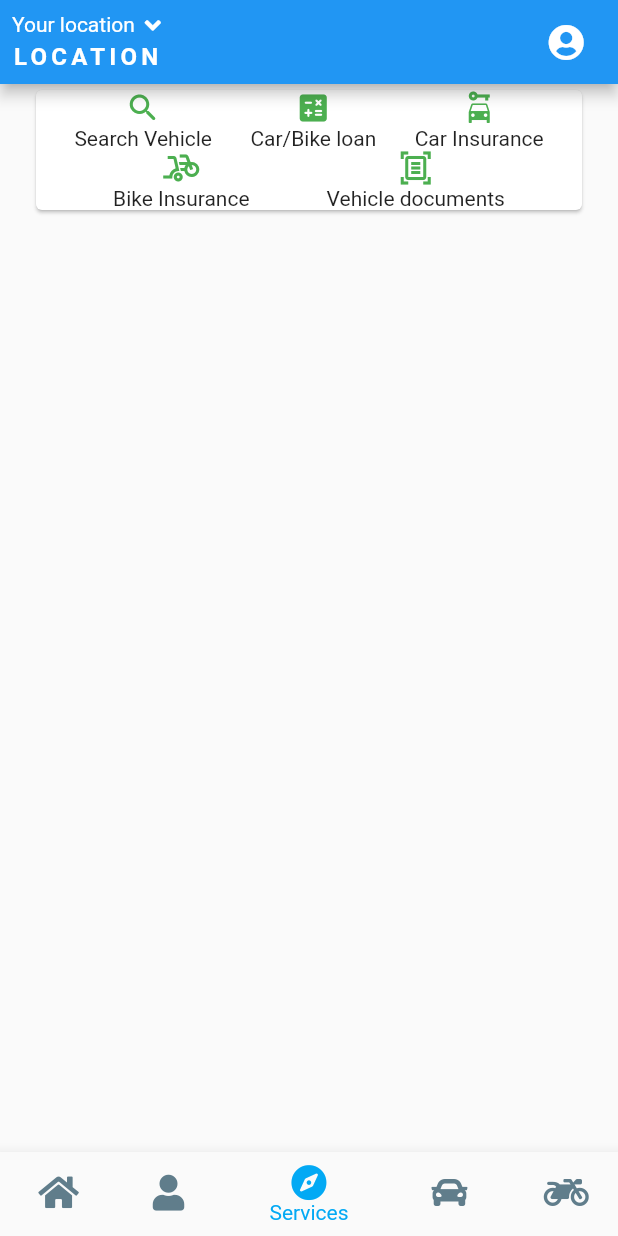
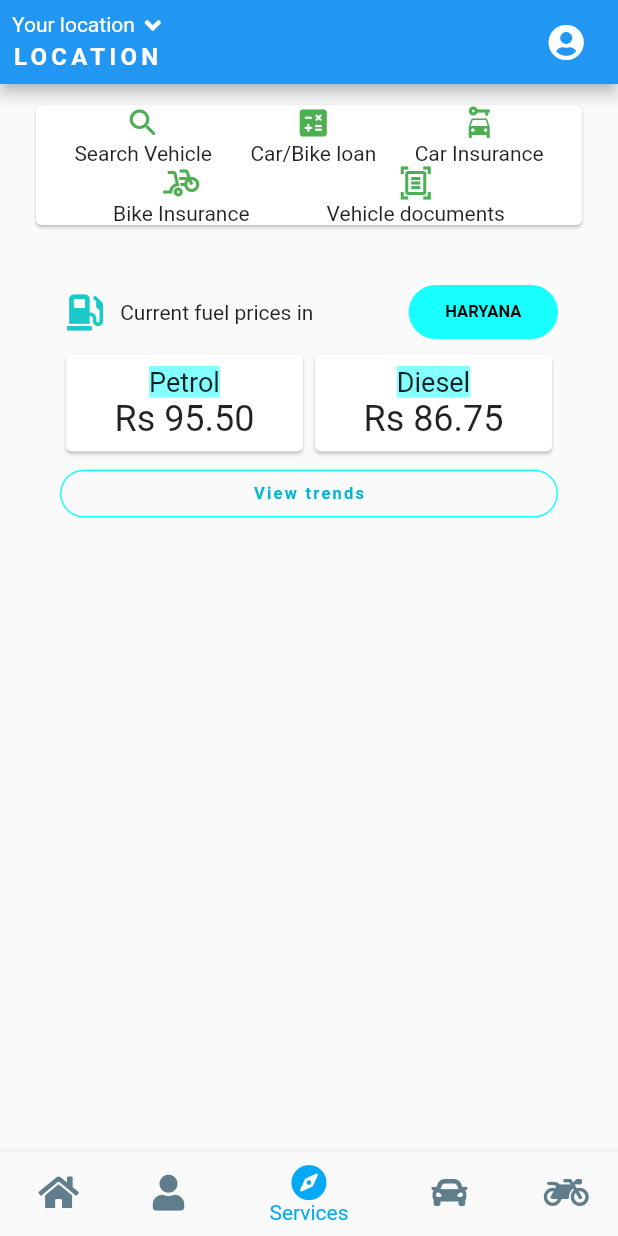
Before and after one commit to beebeeeboss/Automobile-Info, a Flutter app: the HomeScreen screen opened by its route, on a phone screen of 412 x 824 dp. Run offline on Flutter 3.47's test engine with Material 2 defaults, Android fonts, the phone set to English and light mode, and no system bars; our stand-ins replace font_awesome_flutter.

Commit message:
Fuel Prices Section Added

```diff
--- a/lib/HomeScreen.dart
+++ b/lib/HomeScreen.dart
@@ -1,4 +1,5 @@
 import 'dart:developer';
+import 'dart:ui';
 
 import 'package:flutter/material.dart';
 import 'package:font_awesome_flutter/font_awesome_flutter.dart';
@@ -15,8 +16,7 @@ class _HomeScreenState extends State<HomeScreen> {
 
   @override
   Widget build(BuildContext context) {
-    return Container(
-      child: Scaffold(
+    return Scaffold(
       appBar: AppBar(
         leading: LeadingLayout(),
         leadingWidth: double.maxFinite,
@@ -27,19 +27,21 @@ class _HomeScreenState extends State<HomeScreen> {
           )
         ],
       ),
-        body: Center(
+      body: SafeArea(
         child: Container(
-                padding: const EdgeInsets.fromLTRB(20.0, 0.0, 20.0, 0.0),
-                child: Column(children: <Widget>[
-                  new Card(
-                      child: Column(children: [
+          padding: const EdgeInsets.fromLTRB(20.0, 10.0, 20.0, 0.0),
+          child: Column(
+            children: <Widget>[
+              //Top Services
+              Card(
+                  child: Column(
+                      children: [
                           Row(
                             mainAxisAlignment: MainAxisAlignment.spaceEvenly,
                             children: [
                               Column(
                                 children: [
-                            Icon(Icons.search_rounded,
-                                color: Colors.green[500]),
+                                  Icon(Icons.search_rounded, color: Colors.green[500]),
                                   const Text('Search Vehicle'),
                                 ],
                               ),
@@ -76,9 +78,135 @@ class _HomeScreenState extends State<HomeScreen> {
                                 ],
                               ),
                             ],
+                          ),
+                      ])) ,
+              //Fuel Prices
+              Container(
+                  margin: const EdgeInsets.fromLTRB(20.0, 30.0, 20.0, 0.0),
+                  child : Column(
+                  children: [
+                    Row(
+                      children: [
+                        const Expanded(
+                          //06CDCDFF
+                          flex : 2,
+                          child: Icon(FontAwesomeIcons.gasPump,color: Color.fromARGB(
+                              255, 28, 201, 201)),
+                        ),
+                        const Expanded(
+                          flex : 12,
+                          child: Text('  Current fuel prices in '),
+                        ),
+                        Expanded(
+                          flex : 6,
+                          child: TextButton(
+                            style: TextButton.styleFrom(
+                              primary: Colors.black,
+                              backgroundColor: Colors.cyanAccent,
+                              shape: RoundedRectangleBorder(
+                                borderRadius: BorderRadius.circular(30.0),
+                              ),
+                              textStyle: const TextStyle(
+                                fontSize: 11,
+                                fontWeight: FontWeight.w700,
                               )
-                  ]))
-                ]))),
+                            ),
+                            child: Text("HARYANA"),
+                            onPressed: () {},
+                          ),
+                        )
+                      ],
+                    ) ,
+                    Row(
+                      children:  [
+                        Expanded(
+                          child: GestureDetector(
+                            child: Card(
+                                child: Container(
+                                  padding: EdgeInsets.all(8.0),
+                                  child: Column(
+                                     children: [
+                                      Text(
+                                      'Petrol',
+                                      style: TextStyle(
+                                          fontSize: 18 ,
+                                          backgroundColor: Colors.cyanAccent[100] ,
+                                      ),),
+                                      Text(
+                                        'Rs 95.50',
+                                        style: TextStyle(
+                                          fontSize: 24
+                                        ),
+                                      )
+                                    ],
+                                  ),
+                                ),
+                              ),
+                            onTap: (){
+
+                            },
+                          ),
+                        ),
+                        Expanded(
+                          child: GestureDetector(
+                            child: Card(
+                              child: Container(
+                                padding: EdgeInsets.all(8.0),
+                                child: Column(
+                                  children: [
+                                    Text(
+                                      'Diesel',
+                                      style: TextStyle(
+                                        fontSize: 18 ,
+                                        backgroundColor: Colors.cyanAccent[100] ,
+                                      ),),
+                                    Text(
+                                      'Rs 86.75',
+                                      style: TextStyle(
+                                          fontSize: 24
+                                      ),
+                                    )
+                                  ],
+                                ),
+                              ),
+                            ),
+                            onTap: (){
+
+                            },
+                          ),
+                        ),
+                      ],
+                    ),
+                    TextButton(
+                      style: TextButton.styleFrom(
+                          primary: Colors.cyanAccent[700],
+                          backgroundColor: Colors.transparent,
+                          shape: RoundedRectangleBorder(
+                            borderRadius: BorderRadius.circular(30.0),
+                            side: BorderSide(
+                              width: 1.0,
+                              color: Colors.cyanAccent
+                            )
+                          ),
+                          textStyle: const TextStyle(
+                            fontSize: 11,
+                            fontWeight: FontWeight.w700,
+                            letterSpacing: 1.5
+                          ),
+                        minimumSize: Size.fromHeight(32),
+
+                      ),
+                      child: Text("View trends"),
+                      onPressed: () {},
+                    ),
+                  ],
+                )
+              ),
+
+            ],
+          ),
+        ),
+      ),
       bottomNavigationBar: BottomNavigationBar(
         selectedItemColor: Colors.lightBlue,
         unselectedItemColor: Colors.blueGrey,
@@ -99,7 +227,6 @@ class _HomeScreenState extends State<HomeScreen> {
         currentIndex: _selectedIndex,
         onTap: _itemTapped,
       ),
-      ),
     );
   }
 
```
Also changed, not shown: pubspec.lock. Lines whose indentation alone changed are shown as unchanged.
